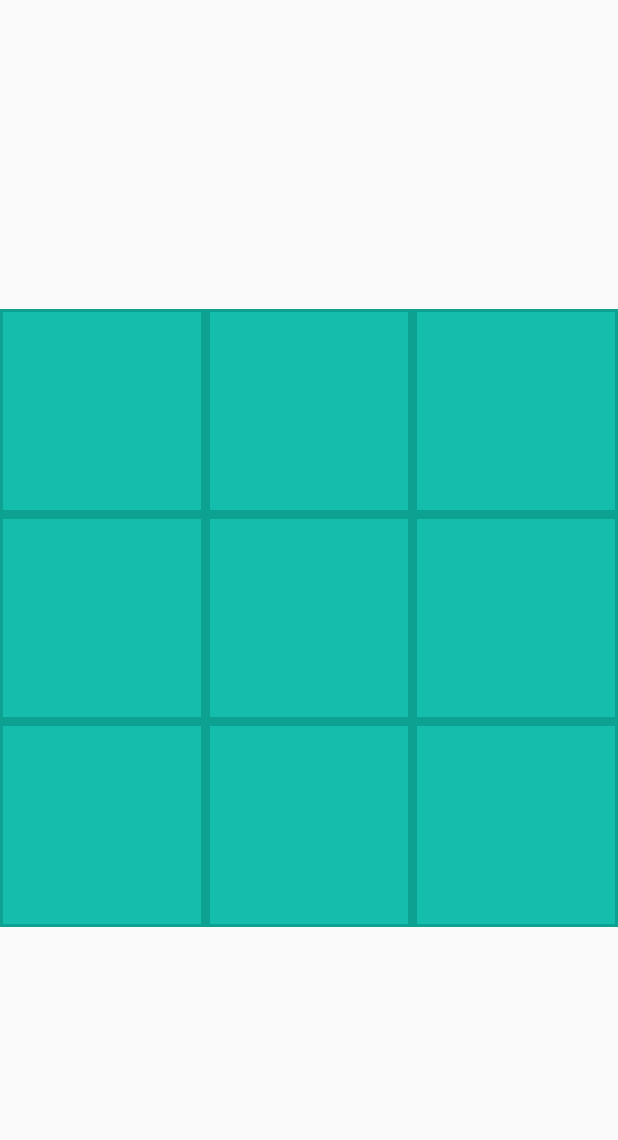
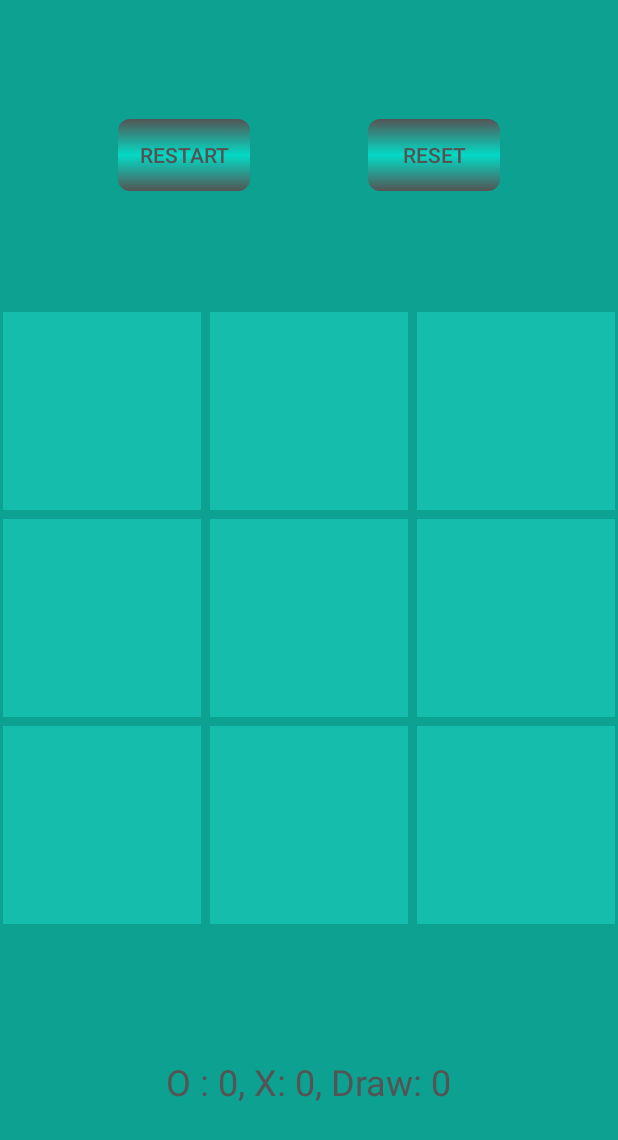
Before and after one commit to Asad51/Tic-Tac-Toe-Android, an Android app: the screen it shows after launch (MainActivity), on a phone screen of 412 x 824 dp. Shown: the top 1140 px of the screen. Run offline under Robolectric (Android 15) with nearby library versions, the phone set to English and light mode, and no system bars.

Commit message:
Status and buttons added
Signed-off-by: Md. Asadul Islam <asad.cse.ru.15@gmail.com>

```diff
--- a/app/src/main/java/com/github/asad51/tictactoe/MainActivity.java
+++ b/app/src/main/java/com/github/asad51/tictactoe/MainActivity.java
@@ -10,13 +10,16 @@ import androidx.constraintlayout.widget.ConstraintLayout;
 
 public class MainActivity extends AppCompatActivity {
     TextView winnerTextView, statusTextView;
-    Button startButton;
+    Button startButton, restartButton, resetButton;
+
     private ConstraintLayout winnerLayout, playLayout;
     private DrawableView winnerView, drawViewO, drawViewX;
     private int winningPositions[][] = {{0, 1, 2}, {3, 4, 5}, {6, 7, 8}, {0, 3, 6}, {1, 4, 7}, {2, 5, 8}, {0, 4,
             8}, {2, 4, 6}};
-    private int gameStatus[], player, winner, hitCount;
+    private int gameStatus[], player, hitCount;
     private boolean isGameOver;
+    private int gamePlayed;
+    private int[] winCount;
 
     @Override
     protected void onCreate(Bundle savedInstanceState) {
@@ -25,8 +28,6 @@ public class MainActivity extends AppCompatActivity {
 
         playLayout = findViewById(R.id.playLayout);
         winnerLayout = findViewById(R.id.winnerLayout);
-        winnerLayout.setVisibility(View.INVISIBLE);
-        playLayout.setVisibility(View.VISIBLE);
 
         winnerView = findViewById(R.id.winnerView);
         drawViewO = findViewById(R.id.drawViewO);
@@ -35,7 +36,21 @@ public class MainActivity extends AppCompatActivity {
         winnerTextView = findViewById(R.id.winnerTextView);
         statusTextView = findViewById(R.id.statusTextView);
         startButton = findViewById(R.id.startButton);
+        restartButton = findViewById(R.id.restartButton);
+        resetButton = findViewById(R.id.resetButton);
 
+        winCount = new int[3];
+
+        initGame();
+        resetGame();
+    }
+
+    public void onClickRestart(View view) {
+        initGame();
+    }
+
+    public void onClickReset(View view) {
+        resetGame();
         initGame();
     }
 
@@ -57,13 +72,20 @@ public class MainActivity extends AppCompatActivity {
             child.drawShape(Constant.Shape.DEFAULT);
             child.invalidate();
         }
-        statusTextView.setVisibility(View.INVISIBLE);
-        startButton.setVisibility(View.INVISIBLE);
+
         winnerLayout.setVisibility(View.INVISIBLE);
         playLayout.setVisibility(View.VISIBLE);
         winnerView.setVisibility(View.INVISIBLE);
         drawViewO.setVisibility(View.INVISIBLE);
         drawViewX.setVisibility(View.INVISIBLE);
+
+        restartButton.setEnabled(false);
+    }
+
+    private void resetGame() {
+        gamePlayed = winCount[0] = winCount[1] = winCount[2] = 0;
+        resetButton.setEnabled(false);
+        statusTextView.setText(R.string.status);
     }
 
     public void onClickGrid(View view) {
@@ -92,6 +114,8 @@ public class MainActivity extends AppCompatActivity {
             showWinner();
         } else
             player = (player == Constant.Player.O) ? Constant.Player.X : Constant.Player.O;
+        restartButton.setEnabled(true);
+        resetButton.setEnabled(true);
     }
 
     private boolean checkWinner() {
@@ -116,13 +140,16 @@ public class MainActivity extends AppCompatActivity {
         if (player == Constant.Winner.O || player == Constant.Winner.X) {
             showWinnerView(winnerView, player);
             winnerTextView.setText(R.string.winner);
+            winCount[player]++;
         } else {
             showWinnerView(drawViewO, Constant.Shape.O);
             showWinnerView(drawViewX, Constant.Shape.X);
             winnerTextView.setText(R.string.draw);
+            winCount[2]++;
         }
 
         startButton.setVisibility(View.VISIBLE);
+        statusTextView.setText("O: " + winCount[0] + ", X: " + winCount[1] + ", Draw: " + winCount[2]);
     }
 
     private void showWinnerView(DrawableView view, int shape) {
--- /dev/null
+++ b/app/src/main/res/drawable/button_bg.xml
@@ -0,0 +1,26 @@
+<?xml version="1.0" encoding="utf-8"?>
+
+<selector xmlns:android="http://schemas.android.com/apk/res/android">
+    <item android:state_pressed="true">
+        <shape xmlns:android="http://schemas.android.com/apk/res/android" android:shape="rectangle">
+            <corners android:radius="8dp" />
+            <gradient android:angle="90" android:centerColor="@color/colorAccent" android:endColor="#6ab7ff" android:startColor="@color/colorAccent" />
+        </shape>
+    </item>
+
+    <item android:state_enabled="false">
+        <shape xmlns:android="http://schemas.android.com/apk/res/android" android:shape="rectangle">
+            <corners android:radius="8dp" />
+            <gradient android:angle="90" android:centerColor="@color/colorAccent" android:endColor="#545454" android:startColor="#545454"  />
+        </shape>
+    </item>
+
+    <item>
+        <shape xmlns:android="http://schemas.android.com/apk/res/android" android:shape="rectangle">
+
+            <corners android:radius="8dp" />
+            <gradient android:angle="270" android:centerColor="@color/colorAccent" android:endColor="#6ab7ff" android:startColor="@color/colorAccent" />
+
+        </shape>
+    </item>
+</selector>
--- a/app/src/main/res/layout/activity_main.xml
+++ b/app/src/main/res/layout/activity_main.xml
@@ -5,18 +5,47 @@
     android:id="@+id/mainLayout"
     android:layout_width="match_parent"
     android:layout_height="match_parent"
+    android:background="#0DA192"
     tools:context=".MainActivity">
+
+    <Button
+        android:id="@+id/restartButton"
+        android:layout_width="wrap_content"
+        android:layout_height="wrap_content"
+        android:background="@drawable/button_bg"
+        android:onClick="onClickRestart"
+        android:padding="5dp"
+        android:text="@string/restart"
+        android:textColor="#545454"
+        app:layout_constraintBottom_toTopOf="@+id/playLayout"
+        app:layout_constraintEnd_toStartOf="@+id/resetButton"
+        app:layout_constraintStart_toStartOf="parent"
+        app:layout_constraintTop_toTopOf="parent" />
+
+    <Button
+        android:id="@+id/resetButton"
+        android:layout_width="wrap_content"
+        android:layout_height="wrap_content"
+        android:background="@drawable/button_bg"
+        android:onClick="onClickReset"
+        android:padding="5dp"
+        android:text="@string/reset"
+        android:textColor="#545454"
+        app:layout_constraintBottom_toTopOf="@+id/playLayout"
+        app:layout_constraintEnd_toEndOf="parent"
+        app:layout_constraintStart_toEndOf="@+id/restartButton"
+        app:layout_constraintTop_toTopOf="parent" />
 
     <androidx.constraintlayout.widget.ConstraintLayout
         android:id="@+id/playLayout"
         android:layout_width="match_parent"
         android:layout_height="0dp"
         android:background="#0DA192"
-        app:layout_constraintBottom_toTopOf="@+id/statusTextView"
+        app:layout_constraintBottom_toBottomOf="parent"
         app:layout_constraintDimensionRatio="w,1:1"
         app:layout_constraintEnd_toEndOf="parent"
         app:layout_constraintStart_toStartOf="parent"
-        app:layout_constraintTop_toBottomOf="@+id/startButton"
+        app:layout_constraintTop_toTopOf="parent"
         tools:visibility="invisible">
 
         <view
@@ -184,19 +213,35 @@
             app:layout_constraintTop_toBottomOf="@id/grid5"
             app:layout_constraintWidth_default="percent"
             app:layout_constraintWidth_percent=".32" />
+
     </androidx.constraintlayout.widget.ConstraintLayout>
 
     <androidx.constraintlayout.widget.ConstraintLayout
         android:id="@+id/winnerLayout"
-        android:layout_width="0dp"
+        android:layout_width="match_parent"
         android:layout_height="0dp"
-        android:background="#0DA192"
-        app:layout_constraintBottom_toTopOf="@+id/statusTextView"
+        android:background="#14BDAC"
+        app:layout_constraintBottom_toBottomOf="parent"
         app:layout_constraintDimensionRatio="w,1:1"
         app:layout_constraintEnd_toEndOf="parent"
         app:layout_constraintStart_toStartOf="parent"
-        app:layout_constraintTop_toBottomOf="@+id/startButton"
+        app:layout_constraintTop_toTopOf="parent"
         tools:visibility="visible">
+
+        <Button
+            android:id="@+id/startButton"
+            android:layout_width="wrap_content"
+            android:layout_height="wrap_content"
+            android:background="@drawable/button_bg"
+            android:onClick="onClickStartButton"
+            android:padding="5dp"
+            android:text="@string/start"
+            android:textColor="#545454"
+            app:layout_constraintBottom_toTopOf="@+id/winnerView"
+            app:layout_constraintEnd_toEndOf="parent"
+            app:layout_constraintStart_toStartOf="parent"
+            app:layout_constraintTop_toTopOf="parent"
+            tools:text="@string/start" />
 
         <view
             android:id="@+id/winnerView"
@@ -263,22 +308,12 @@
         android:layout_marginTop="16dp"
         android:layout_marginEnd="16dp"
         android:layout_marginBottom="16dp"
-        android:text="@string/winner"
+        android:text="@string/status"
+        android:textColor="#545454"
         android:textSize="24sp"
         app:layout_constraintBottom_toBottomOf="parent"
         app:layout_constraintEnd_toEndOf="parent"
         app:layout_constraintStart_toStartOf="parent"
         app:layout_constraintTop_toBottomOf="@+id/winnerLayout" />
 
-    <Button
-        android:id="@+id/startButton"
-        android:layout_width="wrap_content"
-        android:layout_height="wrap_content"
-        android:onClick="onClickStartButton"
-        android:text="@string/start"
-        app:layout_constraintBottom_toTopOf="@+id/winnerLayout"
-        app:layout_constraintEnd_toEndOf="@+id/playLayout"
-        app:layout_constraintStart_toStartOf="@+id/playLayout"
-        app:layout_constraintTop_toTopOf="parent"
-        tools:text="@string/start" />
 </androidx.constraintlayout.widget.ConstraintLayout>
--- a/app/src/main/res/values/strings.xml
+++ b/app/src/main/res/values/strings.xml
@@ -4,5 +4,8 @@
     <string name="draw">DRAW</string>
     <string name="x_player">X</string>
     <string name="o_player">O</string>
-    <string name="start">START</string>
+    <string name="start">Play Again</string>
+    <string name="reset">Reset</string>
+    <string name="restart">Restart</string>
+    <string name="status">O : 0, X: 0, Draw: 0</string>
 </resources>
```
